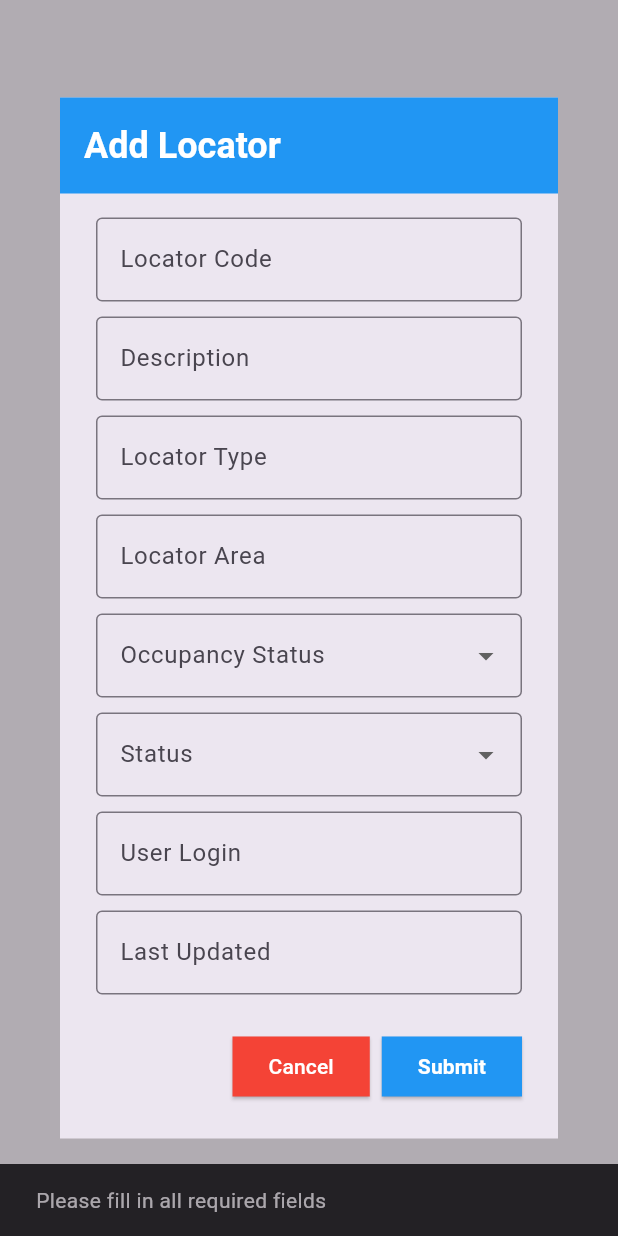
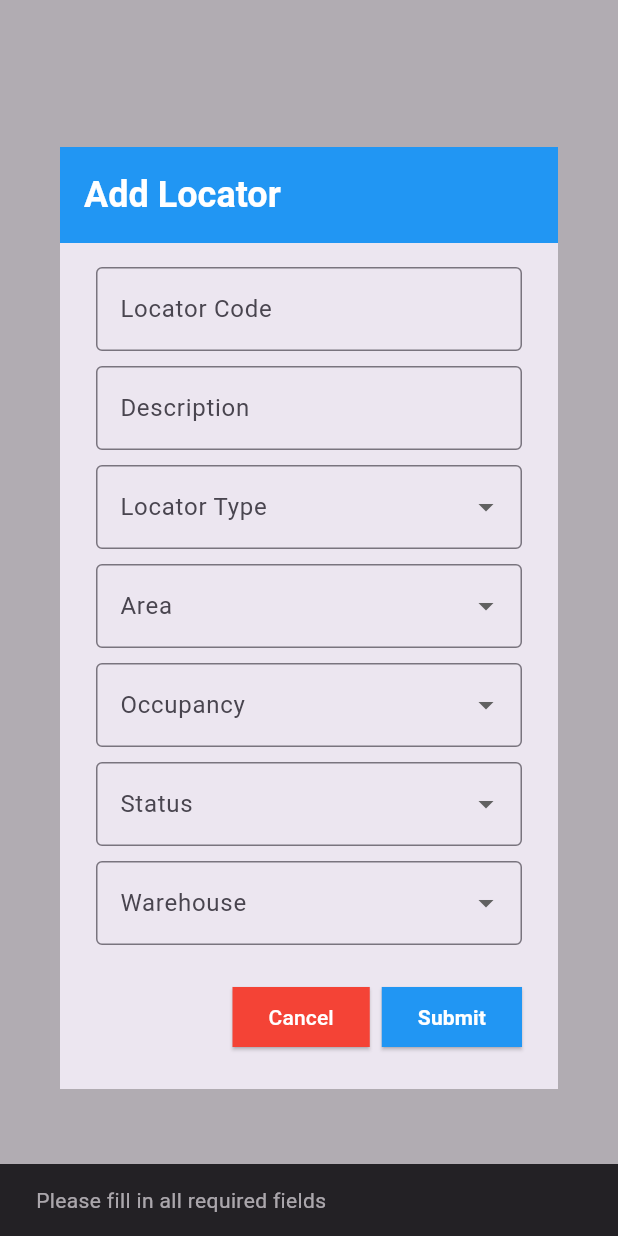
Before and after one commit to omnitechphilippines/nxpert-eon, a Flutter app: what showAddLocatorModal() shows on an empty page, opened directly with empty values, after a tap on "Submit", on a phone screen of 412 x 824 dp. Run offline on Flutter 3.47's test engine with Material 3 defaults, Android fonts, the phone set to English and light mode, and no system bars; our stand-ins replace flutter_riverpod, go_router, hive, hive_flutter, pdf, printing and 2 more; missing offline and left inert: dart:js_interop, file_saver, pluto_grid; accounts and stored records are empty; generated files the repository leaves out were written again.

Commit message:
locator master add

```diff
--- a/lib/components/locator_master/add_locator_modal.dart
+++ b/lib/components/locator_master/add_locator_modal.dart
@@ -6,24 +6,22 @@ import '../../../pages/settings/locator_master/controllers/locator_master_contro
 void showAddLocatorModal(BuildContext context, VoidCallback onLocatorAdded) {
   final TextEditingController codeController = TextEditingController();
   final TextEditingController descController = TextEditingController();
-  final TextEditingController typeController = TextEditingController();
-  final TextEditingController areaController = TextEditingController();
-  final TextEditingController userLoginController = TextEditingController();
-  final TextEditingController luDatetimeController = TextEditingController();
+  final LocatorMasterController _controller = LocatorMasterController();
 
-  final LocatorMasterController _controller = LocatorMasterController();
   String? selectedOccupancyStatus;
   String? selectedStatus;
+  String? selectedWarehouseCode;
+  String? selectedArea;
+  String? selectedLocatorType;
 
   bool areFieldsValid() {
     if (codeController.text.trim().isEmpty ||
         descController.text.trim().isEmpty ||
-        typeController.text.trim().isEmpty ||
-        areaController.text.trim().isEmpty ||
+        selectedLocatorType == null ||
+        selectedArea == null ||
         selectedOccupancyStatus == null ||
         selectedStatus == null ||
-        userLoginController.text.trim().isEmpty ||
-        luDatetimeController.text.trim().isEmpty) {
+        selectedWarehouseCode == null) {
       ScaffoldMessenger.of(context).showSnackBar(
         const SnackBar(content: Text('Please fill in all required fields')),
       );
@@ -54,13 +52,15 @@ void showAddLocatorModal(BuildContext context, VoidCallback onLocatorAdded) {
                 final newLocator = Locator(
                   locatorCode: codeController.text.trim(),
                   locatorDesc: descController.text.trim(),
-                  locatorType: typeController.text.trim(),
-                  locatorArea: areaController.text.trim(),
+                  locatorType: selectedLocatorType,
+                  locatorArea: selectedArea,
                   locatorOccupancyStatus: selectedOccupancyStatus,
                   locatorStatus: selectedStatus,
-                  userLogin: userLoginController.text.trim(),
-                  ludatetime: luDatetimeController.text.trim(),
+                  locatorWarehouseCode: selectedWarehouseCode,
+                  userLogin: 'test',
+                  ludatetime: DateTime.now().toString(),
                 );
+                print(newLocator.locatorWarehouseCode);
 
                 final success = await _controller.insertLocator(newLocator);
 
@@ -102,7 +102,8 @@ void showAddLocatorModal(BuildContext context, VoidCallback onLocatorAdded) {
                     ),
                   ),
                 ),
-                content: isLoading
+                content:
+                    isLoading
                         ? const SizedBox(
                           height: 150,
                           child: Center(child: CircularProgressIndicator()),
@@ -128,36 +129,78 @@ void showAddLocatorModal(BuildContext context, VoidCallback onLocatorAdded) {
                                 ),
                               ),
                               const SizedBox(height: 10),
-                            TextField(
-                              controller: typeController,
+                              DropdownButtonFormField<String>(
+                                value: selectedLocatorType,
                                 decoration: const InputDecoration(
                                   labelText: 'Locator Type',
                                   border: OutlineInputBorder(),
                                 ),
+                                items: const [
+                                  DropdownMenuItem(
+                                    value: 'S',
+                                    child: Text('S'),
+                                  ),
+                                  DropdownMenuItem(
+                                    value: 'C',
+                                    child: Text('C'),
+                                  ),
+                                  DropdownMenuItem(
+                                    value: 'ADC',
+                                    child: Text('ADC'),
+                                  ),
+                                ],
+                                onChanged: (value) {
+                                  setState(() {
+                                    selectedLocatorType = value;
+                                  });
+                                },
                               ),
                               const SizedBox(height: 10),
-                            TextField(
-                              controller: areaController,
+                              DropdownButtonFormField<String>(
+                                value: selectedArea,
                                 decoration: const InputDecoration(
-                                labelText: 'Locator Area',
+                                  labelText: 'Area',
                                   border: OutlineInputBorder(),
                                 ),
+                                items: const [
+                                  DropdownMenuItem(
+                                    value: 'IN',
+                                    child: Text('IN'),
+                                  ),
+                                  DropdownMenuItem(
+                                    value: 'OUT',
+                                    child: Text('OUT'),
+                                  ),
+                                  DropdownMenuItem(
+                                    value: 'N',
+                                    child: Text('N'),
+                                  ),
+                                ],
+                                onChanged: (value) {
+                                  setState(() {
+                                    selectedArea = value;
+                                  });
+                                },
                               ),
                               const SizedBox(height: 10),
                               DropdownButtonFormField<String>(
                                 value: selectedOccupancyStatus,
                                 decoration: const InputDecoration(
-                                labelText: 'Occupancy Status',
+                                  labelText: 'Occupancy',
                                   border: OutlineInputBorder(),
                                 ),
                                 items: const [
                                   DropdownMenuItem(
-                                  value: 'Occupied',
-                                  child: Text('Occupied'),
+                                    value: 'E',
+                                    child: Text('E'),
                                   ),
                                   DropdownMenuItem(
-                                  value: 'Vacant',
-                                  child: Text('Vacant'),
+                                    value: 'O',
+                                    child: Text('O'),
+                                  ),
+                                  DropdownMenuItem(
+                                    value: 'N',
+                                    child: Text('N'),
                                   ),
                                 ],
                                 onChanged: (value) {
@@ -194,25 +237,33 @@ void showAddLocatorModal(BuildContext context, VoidCallback onLocatorAdded) {
                                 },
                               ),
                               const SizedBox(height: 10),
-                            TextField(
-                              controller: userLoginController,
+                              DropdownButtonFormField<String>(
+                                value: selectedWarehouseCode,
                                 decoration: const InputDecoration(
-                                labelText: 'User Login',
+                                  labelText: 'Warehouse',
                                   border: OutlineInputBorder(),
                                 ),
+                                items: const [
+                                  DropdownMenuItem(
+                                    value: '000',
+                                    child: Text('000'),
                                   ),
-                            const SizedBox(height: 10),
-                            TextField(
-                              controller: luDatetimeController,
-                              decoration: const InputDecoration(
-                                labelText: 'Last Updated',
-                                border: OutlineInputBorder(),
+                                  DropdownMenuItem(
+                                    value: 'PRD',
+                                    child: Text('PRD'),
                                   ),
+                                ],
+                                onChanged: (value) {
+                                  setState(() {
+                                    selectedWarehouseCode = value;
+                                  });
+                                },
                               ),
                             ],
                           ),
                         ),
-                actions: isLoading
+                actions:
+                    isLoading
                         ? []
                         : <Widget>[
                           ElevatedButton(
--- a/lib/pages/settings/locator_master/controllers/locator_master_controller.dart
+++ b/lib/pages/settings/locator_master/controllers/locator_master_controller.dart
@@ -41,7 +41,8 @@ class LocatorMasterController {
       if (locatorDesc != null) 'locatorDesc': locatorDesc,
       if (locatorType != null) 'locatorType': locatorType,
       if (locatorArea != null) 'locatorArea': locatorArea,
-      if (locatorOccupancyStatus != null) 'locatorOccupancyStatus': locatorOccupancyStatus,
+      if (locatorOccupancyStatus != null)
+        'locatorOccupancyStatus': locatorOccupancyStatus,
       if (locatorStatus != null) 'locatorStatus': locatorStatus,
       if (userLogin != null) 'userLogin': userLogin,
     };
@@ -62,7 +63,7 @@ class LocatorMasterController {
 
   Future<bool> insertLocator(Locator locator) async {
     final url = Uri.parse('${ApiConfig.baseUrl}locatorMasterAddLocator');
-
+    print(url);
     try {
       final response = await http.post(
         url,
@@ -74,6 +75,7 @@ class LocatorMasterController {
           'Lmt_LocatorArea': locator.locatorArea,
           'Lmt_OccupancyStatus': locator.locatorOccupancyStatus,
           'Lmt_status': locator.locatorStatus,
+          'Lmt_WarehouseCode': locator.locatorWarehouseCode,
           'User_login': locator.userLogin,
           'ludatetime': locator.ludatetime,
         }),
@@ -109,7 +111,8 @@ class LocatorMasterController {
       if (locatorDesc != null) 'Lmt_Locatordesc': locatorDesc,
       if (locatorType != null) 'Lmt_LocatorType': locatorType,
       if (locatorArea != null) 'Lmt_LocatorArea': locatorArea,
-      if (locatorOccupancyStatus != null) 'Lmt_OccupancyStatus': locatorOccupancyStatus,
+      if (locatorOccupancyStatus != null)
+        'Lmt_OccupancyStatus': locatorOccupancyStatus,
       if (locatorStatus != null) 'Lmt_status': locatorStatus,
       if (userLogin != null) 'User_login': userLogin,
       if (luDatetime != null) 'ludatetime': luDatetime,
--- a/lib/pages/settings/locator_master/models/locator_model.dart
+++ b/lib/pages/settings/locator_master/models/locator_model.dart
@@ -29,7 +29,7 @@ class Locator {
       locatorArea: json['Lmt_LocatorArea']?.toString().trim(),
       locatorOccupancyStatus: json['Lmt_OccupancyStatus']?.toString().trim(),
       locatorStatus: json['Lmt_Status']?.toString().trim(),
-      locatorWarehouseCode: json['Lmt_WarehouseCode']?.toString().trim(), // ✅ fixed
+      locatorWarehouseCode: json['Lmt_WarehouseCode']?.toString().trim(),
       userLogin: json['User_login']?.toString().trim(),
       ludatetime: json['Lu_datetime']?.toString().trim(),
     );
--- a/lib/pages/settings/locator_master/views/locator_master_page.dart
+++ b/lib/pages/settings/locator_master/views/locator_master_page.dart
@@ -215,9 +215,19 @@ class _LocatorMasterPageState extends State<LocatorMasterPage> {
                   _isLoading
                       ? const Center(child: CircularProgressIndicator())
                       : _error.isNotEmpty
-                      ? Center(child: Text(_error))
+                      ? Center(
+                        child: Text(
+                          _error,
+                          style: const TextStyle(color: Colors.grey),
+                        ),
+                      )
                       : _locators.isEmpty
-                      ? const Center(child: Text('No locators found'))
+                      ? const Center(
+                        child: Text(
+                          'No locators found',
+                          style: TextStyle(color: Colors.grey),
+                        ),
+                      )
                       : LocatorTable(
                         locators: _locators,
                         onUpdate: _updateLocator,
```
Lines whose indentation alone changed are shown as unchanged.
